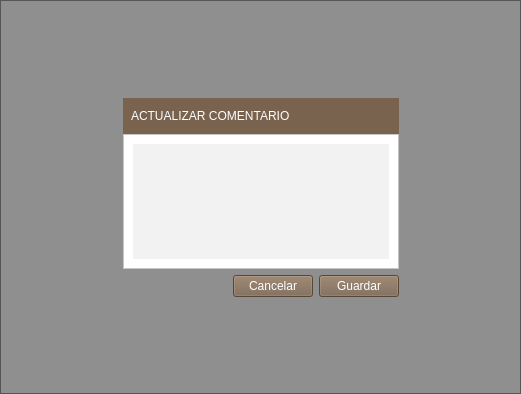
First picture: the form in modify_comment.ui, repository altitude-solutions/Camino_Real_Desktop, before the edit.
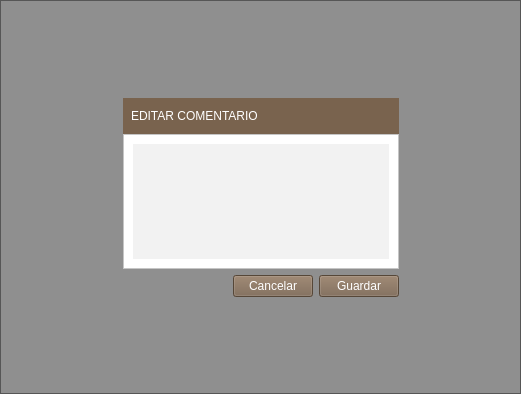
Second picture: the form after the edit.

Commit message: button text changed

```diff
--- a/modify_comment.ui
+++ b/modify_comment.ui
@@ -98,7 +98,7 @@
 color:white;</string>
                  </property>
                  <property name="text">
-                  <string>ACTUALIZAR COMENTARIO</string>
+                  <string>EDITAR COMENTARIO</string>
                  </property>
                 </widget>
                </item>
```
The commit also changes 5 other files.
